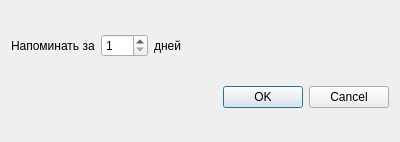
Before: the Qt Designer form settingswindow.ui in KloinTiinn/TheirBirthday, drawn with Qt 5.
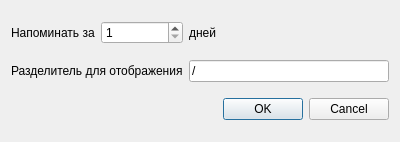
After: the same form once the commit is applied.

Diff of the .ui file:
```diff
--- a/settingswindow.ui
+++ b/settingswindow.ui
@@ -38,7 +38,7 @@
      </property>
     </widget>
    </item>
-   <item row="1" column="3">
+   <item row="2" column="3">
     <widget class="QDialogButtonBox" name="buttonBox">
      <property name="orientation">
       <enum>Qt::Horizontal</enum>
@@ -48,6 +48,23 @@
      </property>
     </widget>
    </item>
+   <item row="1" column="1" colspan="2">
+    <widget class="QLabel" name="label_3">
+     <property name="text">
+      <string>Разделитель для отображения</string>
+     </property>
+    </widget>
+   </item>
+   <item row="1" column="3">
+    <widget class="QLineEdit" name="lineEdit">
+     <property name="text">
+      <string>/</string>
+     </property>
+     <property name="maxLength">
+      <number>1</number>
+     </property>
+    </widget>
+   </item>
   </layout>
  </widget>
  <resources/>
```
